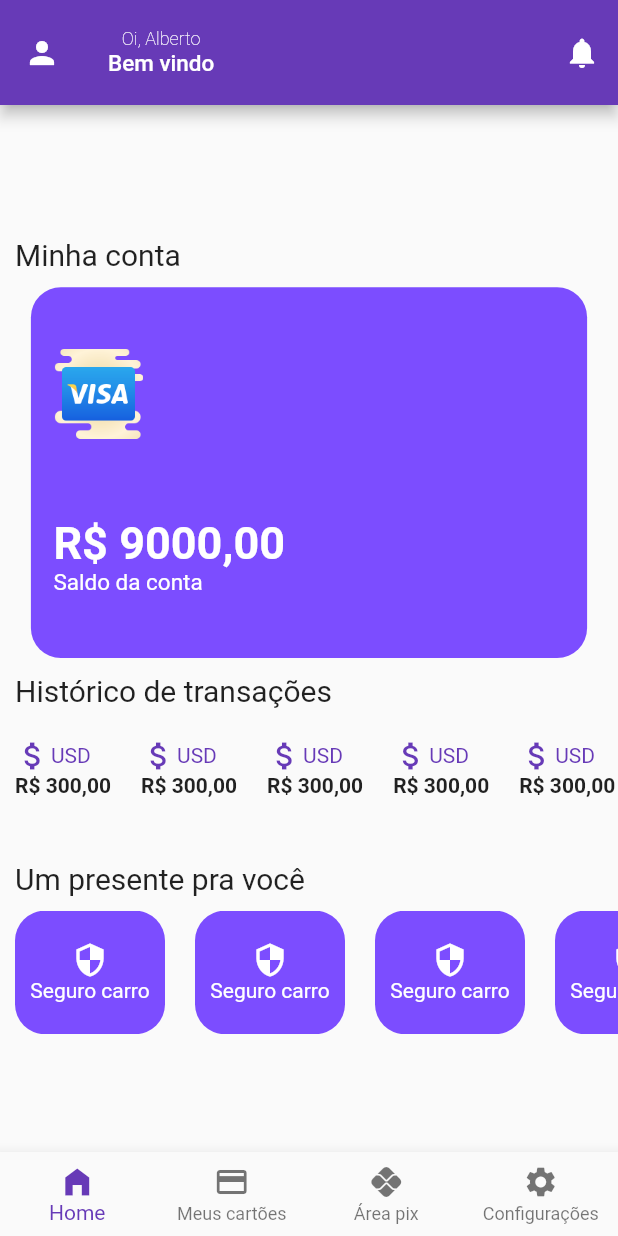
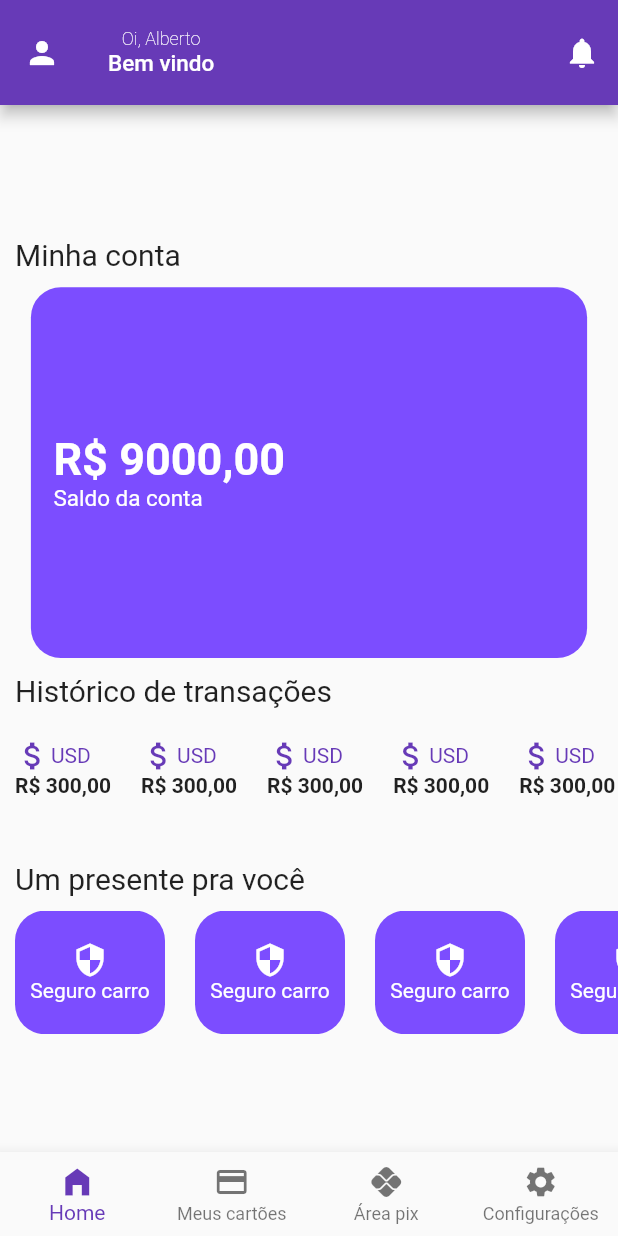
Before and after one commit to mechztcc/digibank, a Flutter app: the HomePage screen opened by its route, on a phone screen of 412 x 824 dp. Run offline on Flutter 3.47's test engine with Material 2 defaults, Android fonts, the phone set to English and light mode, and no system bars; our stand-ins replace flutter_modular.

Commit message:
fix: layout

```diff
--- a/lib/app/core/components/credit_card_widget.dart
+++ b/lib/app/core/components/credit_card_widget.dart
@@ -22,10 +22,7 @@ class CreditCardWidget extends StatelessWidget {
           mainAxisAlignment: MainAxisAlignment.spaceAround,
           crossAxisAlignment: CrossAxisAlignment.start,
           children: [
-            const Image(
-              image: AssetImage('assets/images/visa.png'),
-              height: 60,
-            ),
+
             Column(
               crossAxisAlignment: CrossAxisAlignment.start,
               children: const [
```
